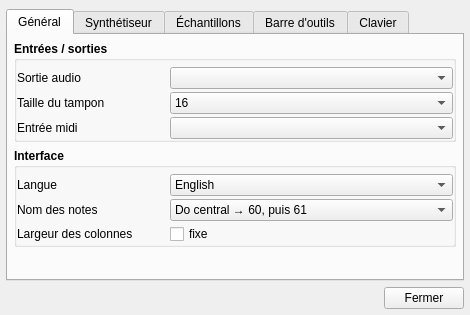
First picture: the form in trunk/gui_divers/config.ui, repository davy7125/polyphone, before the edit.
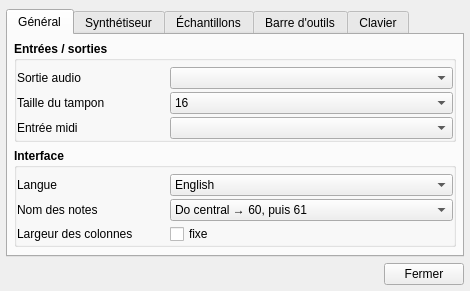
Second picture: the form after the edit. Icons and pictures are not drawn. Custom widgets are drawn as their Qt base class.

```diff
--- a/trunk/gui_divers/config.ui
+++ b/trunk/gui_divers/config.ui
@@ -10,7 +10,7 @@
     <x>0</x>
     <y>0</y>
     <width>470</width>
-    <height>315</height>
+    <height>268</height>
    </rect>
   </property>
   <property name="windowTitle">
```
